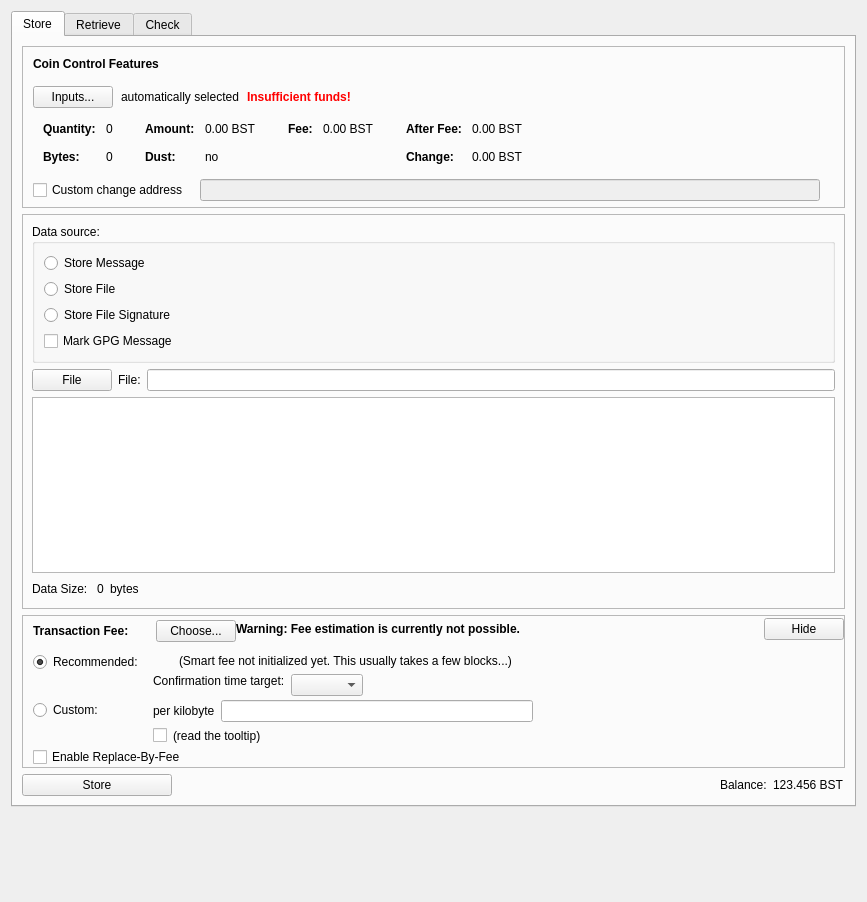
Above: src/qt/forms/datapage.ui from BlockStamp/bstnew before the change. Below: the same form after it.
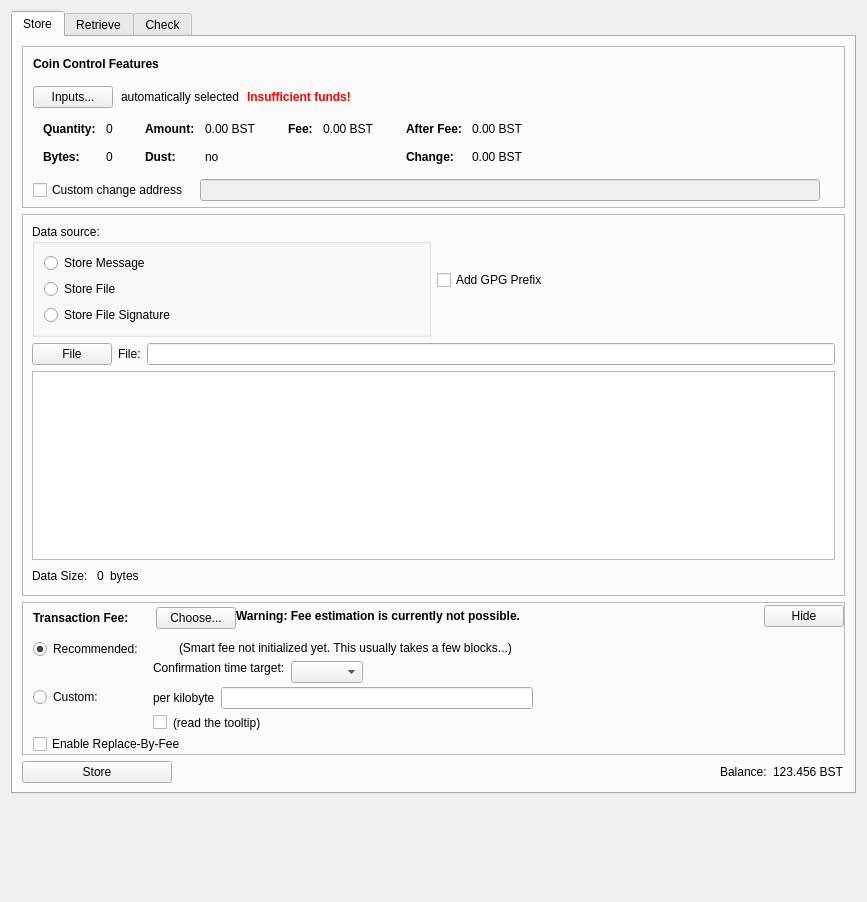
That is the form after the change. Icons and pictures are not drawn. Custom widgets are drawn as their Qt base class.

Commit message: Moved GPG prefix checkbox to the right

```diff
--- a/src/qt/forms/datapage.ui
+++ b/src/qt/forms/datapage.ui
@@ -638,14 +638,18 @@
                      </property>
                     </widget>
                    </item>
+                  </layout>
+                 </widget>
+                </item>
+               </layout>
+              </item>
+              <item>
+               <layout class="QVBoxLayout" name="verticalLayout_23">
                    <item>
                     <widget class="QCheckBox" name="markGpgCheckBox">
                      <property name="text">
-                      <string>Mark GPG Message</string>
-                     </property>
-                    </widget>
-                   </item>
-                  </layout>
+                   <string>Add GPG Prefix</string>
+                  </property>
                  </widget>
                 </item>
                </layout>
```
Lines whose indentation alone changed are shown as unchanged.
